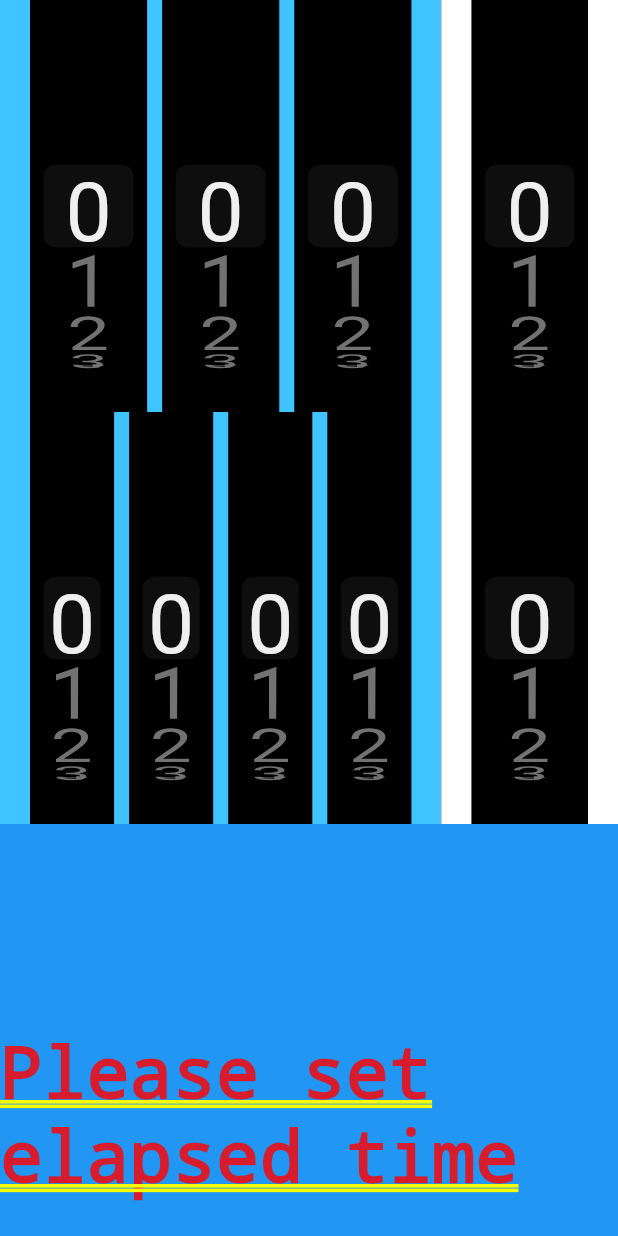
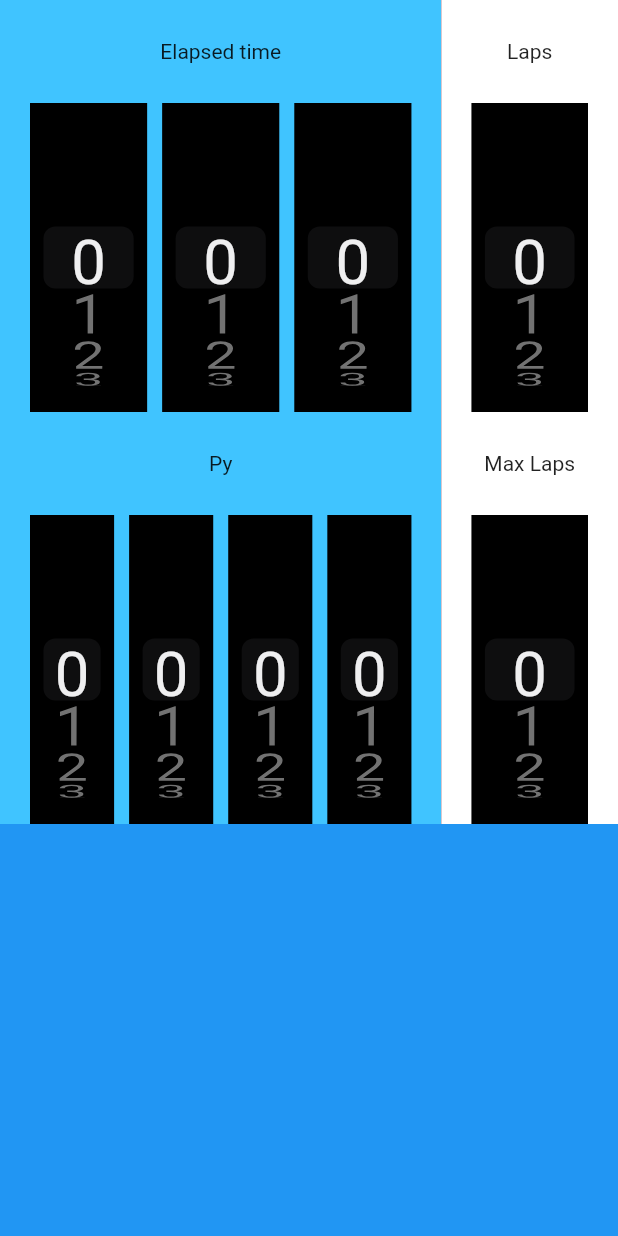
Before and after one commit to davidanew/pycalc_flutter, a Flutter app: the screen it shows after launch, on a phone screen of 412 x 824 dp. Run offline on Flutter 3.47's test engine with Material 2 defaults, Android fonts, the phone set to English and light mode, and no system bars; our stand-ins replace rxdart.

```diff
--- a/lib/controller.dart
+++ b/lib/controller.dart
@@ -5,23 +5,66 @@ import 'package:rxdart/rxdart.dart';
 class Controller {
   String testString = 'Test string';
 
-  List<Text> picker0To9 =
+  final List<Text> picker0To9 =
       Iterable<int>.generate(10).map<Text>((i) => Text(i.toString())).toList();
+  final List<Text> picker0To59 =
+      Iterable<int>.generate(60).map<Text>((i) => Text(i.toString())).toList();
+  final List<Text> picker0To99 =
+      Iterable<int>.generate(100).map<Text>((i) => Text(i.toString())).toList();
 
   PublishSubject<int> lapsIndexSubject = PublishSubject<int>();
   PublishSubject<int> maxLapsIndexSubject = PublishSubject<int>();
-  PublishSubject<int> timeIndexSubject = PublishSubject<int>();
-  PublishSubject<int> pyIndexSubject = PublishSubject<int>();
+  PublishSubject<int> timeHoursIndexSubject = PublishSubject<int>();
+  PublishSubject<int> timeMinutesIndexSubject = PublishSubject<int>();
+  PublishSubject<int> timeSecondsIndexSubject = PublishSubject<int>();
+  PublishSubject<int> pyThousandsIndexSubject = PublishSubject<int>();
+  PublishSubject<int> pyHundredsIndexSubject = PublishSubject<int>();
+  PublishSubject<int> pyTensIndexSubject = PublishSubject<int>();
+  PublishSubject<int> pyUnitsIndexSubject = PublishSubject<int>();
 
   Observable<String> correctedTimeString;
 
   Observable<String> outputLabel;
 
   Controller() {
-    Observable<double> timeDouble =
-        timeIndexSubject.map((i) => i.toDouble()).startWith(0);
-    Observable<double> pyDouble =
-        pyIndexSubject.map((i) => i.toDouble()).startWith(0);
+    Observable<dynamic> timeDouble = Observable.combineLatest3(
+            timeHoursIndexSubject,
+            timeMinutesIndexSubject,
+            timeSecondsIndexSubject,
+            (a, b, c) => a.toDouble() * 3600 + b.toDouble() * 60 + c.toDouble())
+        .startWith(0.toDouble())
+        .asBroadcastStream();
+
+    timeDouble.listen(print);
+
+    timeHoursIndexSubject.add(0);
+    timeMinutesIndexSubject.add(0);
+    timeSecondsIndexSubject.add(0);
+
+//    Observable<dynamic> timeDouble = Observable.combineLatest3(
+//        timeHoursIndexSubject,
+//        timeMinutesIndexSubject,
+//        timeSecondsIndexSubject,
+//        (a, b, c) =>
+//            (a.toDouble() * 3600 + b.toDouble() * 60 + c.toDouble() + .1)
+//                .toDouble()).asBroadcastStream();
+
+    Observable<dynamic> pyDouble = Observable.combineLatest4(
+        pyThousandsIndexSubject,
+        pyHundredsIndexSubject,
+        pyTensIndexSubject,
+        pyUnitsIndexSubject,
+        (a, b, c, d) =>
+            a.toDouble() * 1000 +
+            b.toDouble() * 100 +
+            c.toDouble() * 10 +
+            d.toDouble()).startWith(0.toDouble()).asBroadcastStream();
+//
+//    Observable<double> timeDouble =
+//        timeSecondsIndexSubject.map((i) => i.toDouble()).startWith(0);
+//    Observable<double> pyDouble =
+//        pyUnitsIndexSubject.map((i) => i.toDouble()).startWith(0);
+
     Observable<double> lapsDouble =
         lapsIndexSubject.map((i) => i.toDouble()).startWith(0);
     Observable<double> maxLapsDouble =
@@ -33,17 +76,17 @@ class Controller {
         lapsDouble,
         maxLapsDouble,
         (a, b, c, d) =>
-            calcCorrectedTimeString(time: a, py: b, laps: c, maxLaps: d));
+            _calcCorrectedTimeString(time: a, py: b, laps: c, maxLaps: d));
 
     outputLabel = Observable.combineLatest4(
         timeDouble,
         pyDouble,
         lapsDouble,
         maxLapsDouble,
-        (a, b, c, d) => outputLabelText(time: a, py: b, laps: c, maxLaps: d));
+        (a, b, c, d) => _outputLabelText(time: a, py: b, laps: c, maxLaps: d));
   }
 
-  String calcCorrectedTimeString(
+  String _calcCorrectedTimeString(
       {@required double time,
       @required double py,
       @required double laps,
@@ -56,11 +99,12 @@ class Controller {
     }
   }
 
-  String outputLabelText(
+  String _outputLabelText(
       {@required double time,
       @required double py,
       @required double laps,
       @required double maxLaps}) {
+    print('got here');
     if (time == 0) {
       return ('Please set elapsed time');
     } else if (py == 0) {
@@ -77,9 +121,19 @@ class Controller {
   }
 
   void dispose() {
+//    maxLapsIndexSubject.close();
+//    lapsIndexSubject.close();
+//    timeIndexSubject.close();
+//    pyIndexSubject.close();
+
+    lapsIndexSubject.close();
     maxLapsIndexSubject.close();
-    lapsIndexSubject.close();
-    timeIndexSubject.close();
-    pyIndexSubject.close();
+    timeHoursIndexSubject.close();
+    timeMinutesIndexSubject.close();
+    timeSecondsIndexSubject.close();
+    pyThousandsIndexSubject.close();
+    pyHundredsIndexSubject.close();
+    pyTensIndexSubject.close();
+    pyUnitsIndexSubject.close();
   }
 }
--- a/lib/main.dart
+++ b/lib/main.dart
@@ -19,8 +19,10 @@ class MyApp extends StatelessWidget {
       builder: (context) => controller,
       child: MaterialApp(
         title: 'pyCalc Flutter',
-        home: SafeArea(
+        home: Scaffold(
+          body: SafeArea(
             child: new NewWidget(),
+          ),
         ),
       ),
     );
@@ -47,7 +49,6 @@ class NewWidget extends StatelessWidget {
               child: Row(
                 children: <Widget>[
                   //Elapsed time and PY
-
                   Expanded(
                     flex: 25,
                     child: Container(
@@ -56,32 +57,47 @@ class NewWidget extends StatelessWidget {
                       child: Column(
                         crossAxisAlignment: CrossAxisAlignment.stretch,
                         children: <Widget>[
-                          //Laps
+                          //Label
+                          Expanded(child: Center(child: Text('Elapsed time'))),
+                          //Elapsed time
                           Expanded(
+                            flex: 3,
                             child: Container(
                               child: Row(
                                 mainAxisAlignment:
                                     MainAxisAlignment.spaceEvenly,
                                 children: <Widget>[
                                   //SizedBox(width: 10),
-                                  Expanded(child: PickerContainer(
+                                  Expanded(
+                                      child: PickerContainer(
+                                          contents:
+                                              Provider.of<Controller>(context)
+                                                  .picker0To9,
                                           onSelectedItemChanged: (i) {
                                             Provider.of<Controller>(context)
-                                        .timeIndexSubject
+                                                .timeHoursIndexSubject
                                                 .add(i);
                                           })),
                                   SizedBox(width: 10),
-                                  Expanded(child: PickerContainer(
+                                  Expanded(
+                                      child: PickerContainer(
+                                          contents:
+                                              Provider.of<Controller>(context)
+                                                  .picker0To59,
                                           onSelectedItemChanged: (i) {
                                             Provider.of<Controller>(context)
-                                        .timeIndexSubject
+                                                .timeMinutesIndexSubject
                                                 .add(i);
                                           })),
                                   SizedBox(width: 10),
-                                  Expanded(child: PickerContainer(
+                                  Expanded(
+                                      child: PickerContainer(
+                                          contents:
+                                              Provider.of<Controller>(context)
+                                                  .picker0To59,
                                           onSelectedItemChanged: (i) {
                                             Provider.of<Controller>(context)
-                                        .timeIndexSubject
+                                                .timeSecondsIndexSubject
                                                 .add(i);
                                           })),
                                   //SizedBox(width: 10),
@@ -89,39 +105,58 @@ class NewWidget extends StatelessWidget {
                               ),
                             ),
                           ),
-                          //Max laps
+                          //Label
+                          Expanded(child: Center(child: Text('Py'))),
+                          //PY
                           Expanded(
+                            flex: 3,
                             child: Container(
                               child: Row(
                                 mainAxisAlignment:
                                     MainAxisAlignment.spaceEvenly,
                                 children: <Widget>[
                                   //SizedBox(width: 10),
-                                  Expanded(child: PickerContainer(
+                                  Expanded(
+                                      child: PickerContainer(
+                                          contents:
+                                              Provider.of<Controller>(context)
+                                                  .picker0To9,
                                           onSelectedItemChanged: (i) {
                                             Provider.of<Controller>(context)
-                                        .pyIndexSubject
+                                                .pyThousandsIndexSubject
                                                 .add(i);
                                           })),
                                   SizedBox(width: 10),
-                                  Expanded(child: PickerContainer(
+                                  Expanded(
+                                      child: PickerContainer(
+                                          contents:
+                                              Provider.of<Controller>(context)
+                                                  .picker0To9,
                                           onSelectedItemChanged: (i) {
                                             Provider.of<Controller>(context)
-                                        .pyIndexSubject
+                                                .pyHundredsIndexSubject
                                                 .add(i);
                                           })),
                                   SizedBox(width: 10),
-                                  Expanded(child: PickerContainer(
+                                  Expanded(
+                                      child: PickerContainer(
+                                          contents:
+                                              Provider.of<Controller>(context)
+                                                  .picker0To9,
                                           onSelectedItemChanged: (i) {
                                             Provider.of<Controller>(context)
-                                        .pyIndexSubject
+                                                .pyTensIndexSubject
                                                 .add(i);
                                           })),
                                   SizedBox(width: 10),
-                                  Expanded(child: PickerContainer(
+                                  Expanded(
+                                      child: PickerContainer(
+                                          contents:
+                                              Provider.of<Controller>(context)
+                                                  .picker0To9,
                                           onSelectedItemChanged: (i) {
                                             Provider.of<Controller>(context)
-                                        .pyIndexSubject
+                                                .pyUnitsIndexSubject
                                                 .add(i);
                                           })),
                                   //SizedBox(width: 10),
@@ -141,17 +176,29 @@ class NewWidget extends StatelessWidget {
                       color: Colors.white,
                       child: Column(
                         children: <Widget>[
+                          //Label
+                          Expanded(child: Center(child: Text('Laps'))),
                           //Laps
                           Expanded(
-                            child: PickerContainer(onSelectedItemChanged: (i) {
+                            flex: 3,
+                            child: PickerContainer(
+                                contents: Provider.of<Controller>(context)
+                                    .picker0To99,
+                                onSelectedItemChanged: (i) {
                                   Provider.of<Controller>(context)
                                       .lapsIndexSubject
                                       .add(i);
                                 }),
                           ),
+                          //Label
+                          Expanded(child: Center(child: Text('Max Laps'))),
                           //Max laps
                           Expanded(
-                            child: PickerContainer(onSelectedItemChanged: (i) {
+                            flex: 3,
+                            child: PickerContainer(
+                                contents: Provider.of<Controller>(context)
+                                    .picker0To99,
+                                onSelectedItemChanged: (i) {
                                   Provider.of<Controller>(context)
                                       .maxLapsIndexSubject
                                       .add(i);
@@ -203,13 +250,11 @@ class NewWidget extends StatelessWidget {
 }
 
 class PickerContainer extends StatelessWidget {
-//  const pickerContainer({
-//    Key key,
-//  }) : super(key: key);
+  final void Function(int) onSelectedItemChanged;
+  final List<Text> contents;
 
-  final void Function(int) onSelectedItemChanged;
-
-  PickerContainer({@required this.onSelectedItemChanged});
+  PickerContainer(
+      {@required this.contents, @required this.onSelectedItemChanged});
 
   @override
   Widget build(BuildContext context) {
@@ -231,7 +276,7 @@ class PickerContainer extends StatelessWidget {
 //              Provider.of<Controller>(context).setMaxLaps(i);
               onSelectedItemChanged(i);
             },
-            children: Provider.of<Controller>(context).picker0To9,
+            children: contents,
           ),
         );
       }),
```
Also changed, not shown: 1 other file. Lines whose indentation alone changed are shown as unchanged.
